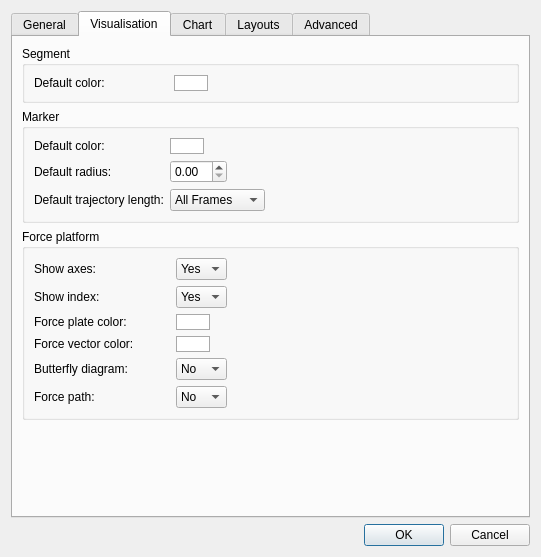
Before: the Qt Designer form Tools/Mokka/Preferences.ui in Biomechanical-ToolKit/BTKCore, drawn with Qt 5.
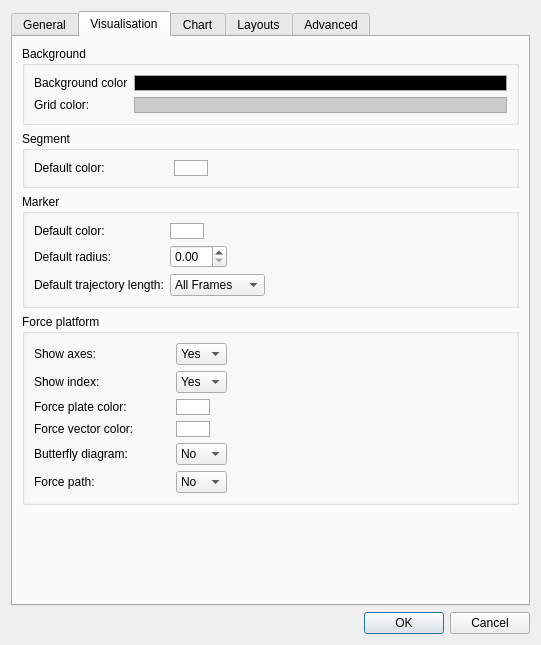
After: the same form once the commit is applied. The open tabs and pages were chosen to show the change. Custom widgets are drawn as their Qt base class.

Commit message: [ENH] Mokka: New preferences to set the color of the background and the grid (ground).

```diff
--- a/Tools/Mokka/Preferences.ui
+++ b/Tools/Mokka/Preferences.ui
@@ -7,7 +7,7 @@
     <x>0</x>
     <y>0</y>
     <width>541</width>
-    <height>557</height>
+    <height>645</height>
    </rect>
   </property>
   <property name="windowTitle">
@@ -248,6 +248,69 @@
        <string>Visualisation</string>
       </attribute>
       <layout class="QVBoxLayout" name="verticalLayout">
+       <item>
+        <widget class="QGroupBox" name="groupBox_12">
+         <property name="title">
+          <string>Background</string>
+         </property>
+         <layout class="QFormLayout" name="formLayout_6">
+          <item row="0" column="0">
+           <widget class="QLabel" name="label_31">
+            <property name="text">
+             <string>Background color</string>
+            </property>
+           </widget>
+          </item>
+          <item row="0" column="1">
+           <widget class="QPushButton" name="defaultBackgroundColorButton">
+            <property name="styleSheet">
+             <string notr="true">QPushButton {
+  border: 1px solid darkgray;
+  background: rgb(0,0,0);
+}
+
+QPushButton:pressed {
+  border: 1px solid rgb(100,100,100);
+}</string>
+            </property>
+            <property name="text">
+             <string/>
+            </property>
+            <property name="flat">
+             <bool>true</bool>
+            </property>
+           </widget>
+          </item>
+          <item row="1" column="0">
+           <widget class="QLabel" name="label_32">
+            <property name="text">
+             <string>Grid color:</string>
+            </property>
+           </widget>
+          </item>
+          <item row="1" column="1">
+           <widget class="QPushButton" name="defaultGridColorButton">
+            <property name="styleSheet">
+             <string notr="true">QPushButton {
+  border: 1px solid darkgray;
+  background: rgb(204,204,204);
+}
+
+QPushButton:pressed {
+  border: 1px solid rgb(100,100,100);
+}</string>
+            </property>
+            <property name="text">
+             <string/>
+            </property>
+            <property name="flat">
+             <bool>true</bool>
+            </property>
+           </widget>
+          </item>
+         </layout>
+        </widget>
+       </item>
        <item>
         <widget class="QGroupBox" name="groupBox_7">
          <property name="title">
```
The commit also changes 10 other files.
